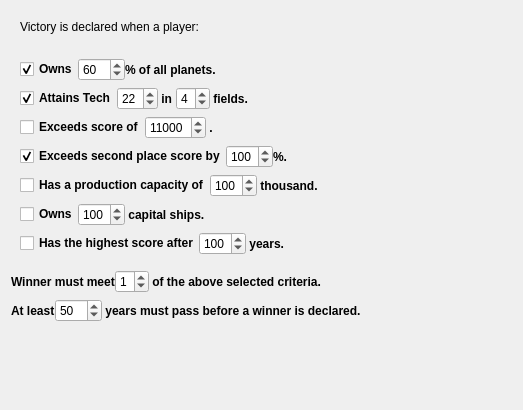
Before: the Qt Designer form QtClient/angw_page3.ui in vkholodkov/freestars, drawn with Qt 5.
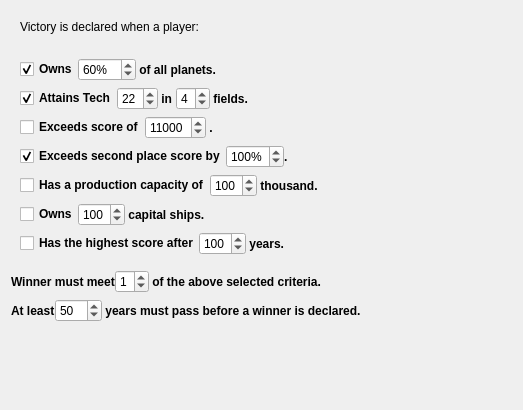
After: the same form once the commit is applied.

Diff of the .ui file:
```diff
--- a/QtClient/angw_page3.ui
+++ b/QtClient/angw_page3.ui
@@ -75,6 +75,9 @@
          </item>
          <item>
           <widget class="QSpinBox" name="worldsBox">
+           <property name="suffix">
+            <string>%</string>
+           </property>
            <property name="minimum">
             <number>20</number>
            </property>
@@ -95,7 +98,7 @@
             </font>
            </property>
            <property name="text">
-            <string>% of all planets.</string>
+            <string> of all planets.</string>
            </property>
           </widget>
          </item>
@@ -299,6 +302,9 @@
          </item>
          <item>
           <widget class="QSpinBox" name="times2ndBox">
+           <property name="suffix">
+            <string>%</string>
+           </property>
            <property name="minimum">
             <number>20</number>
            </property>
@@ -319,7 +325,7 @@
             </font>
            </property>
            <property name="text">
-            <string>%.</string>
+            <string>.</string>
            </property>
           </widget>
          </item>
```
